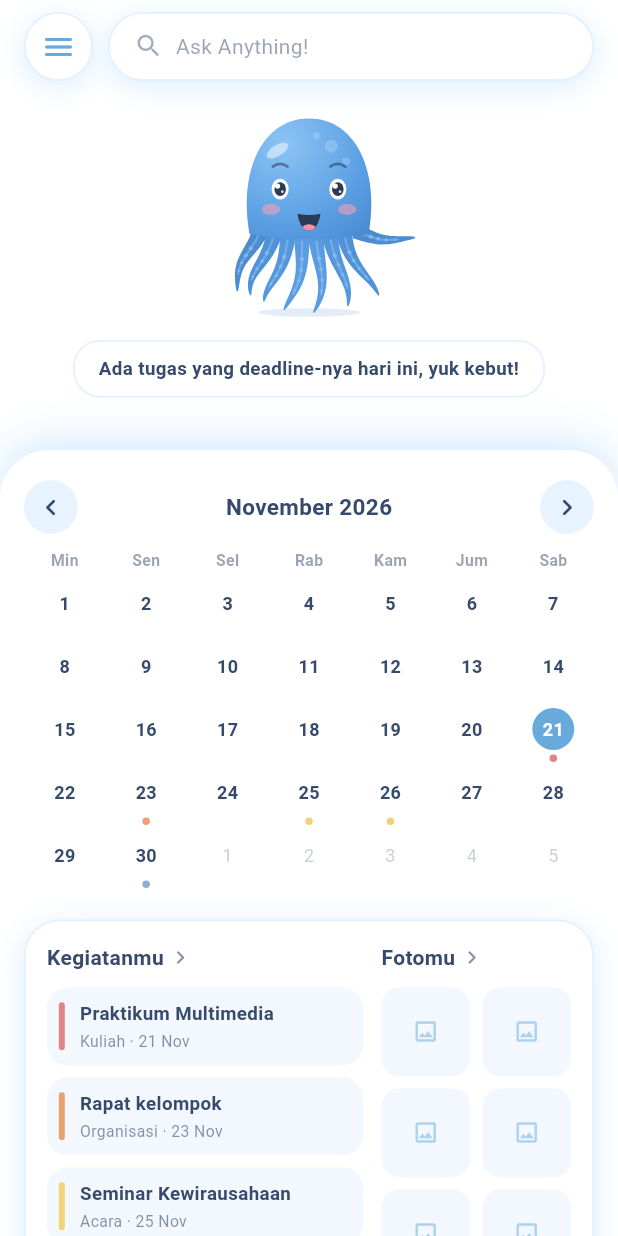
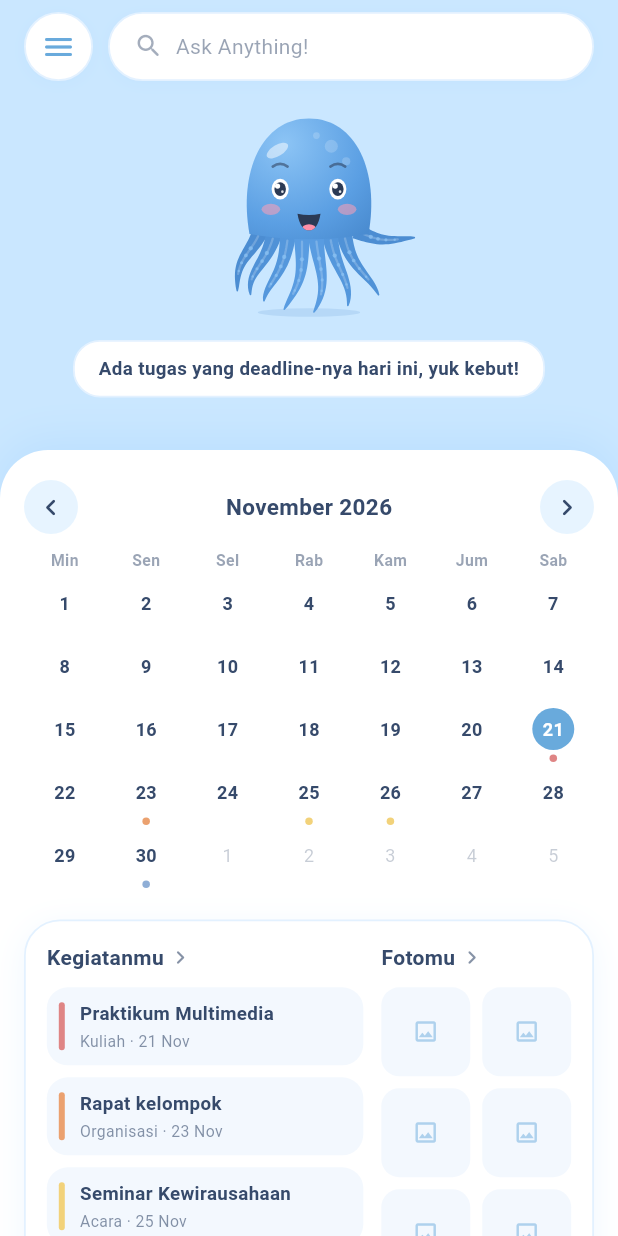
Before and after one commit to raizaaqil/Mipo_MobileApp, a Flutter app: the screen it shows once a user with an empty profile is signed in, on a phone screen of 412 x 824 dp. Run offline on Flutter 3.47's test engine with Material 3 defaults, Android fonts, the phone set to English and light mode, and no system bars; our stand-ins replace camera, file_picker, shared_preferences, supabase_flutter; accounts and stored records are empty; Roboto replaces fonts that are missing (Huninn).

Commit message:
Update tampilan home dan gif mipo

```diff
--- a/lib/views/home_views.dart
+++ b/lib/views/home_views.dart
@@ -80,7 +80,7 @@ TextStyle _text(
 
 const _softBorder = Color(0xFFE3F1FF);
 
-List<BoxShadow> _blueShadow({double blur = 16, double dy = 4, double alpha = 0.45}) {
+List<BoxShadow> _blueShadow({double blur = 8, double dy = 2, double alpha = 0.2}) {
   return [
     BoxShadow(
       color: AppColors.sekunder.withValues(alpha: alpha),
@@ -187,7 +187,7 @@ class _HomeViewState extends State<HomeView> {
 
     return Scaffold(
       key: _scaffoldKey,
-      backgroundColor: Colors.white,
+      backgroundColor: AppColors.primer,
       drawerScrimColor: Colors.black.withValues(alpha: 0.35),
       drawer: const AppSidebar(),
       body: Stack(
```
Also changed, not shown: assets/images/mipo_biru.gif (added), assets/images/mipo_kuning.gif (added), assets/images/mipo_merah.gif (added), assets/images/mipo_oranye.gif (added).
